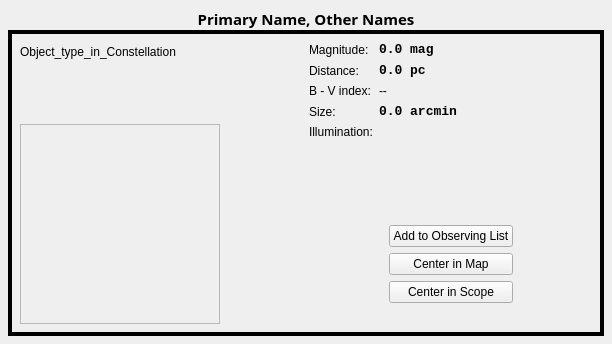
KDE/kstars, file kstars/dialogs/details_data.ui: the form before one commit.
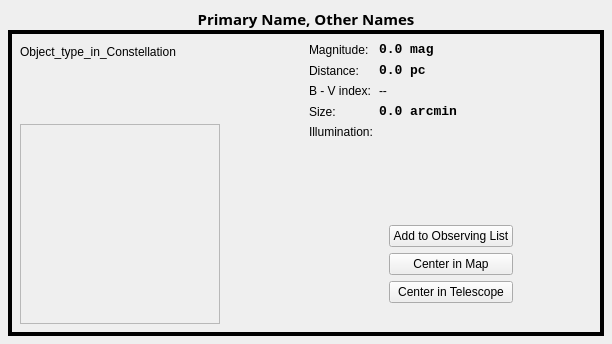
The form after the commit. Custom widgets are drawn as their Qt base class.

Commit message: Fix button label as requested by Jaap Woldringh

What changed in the file:
```diff
--- a/kstars/dialogs/details_data.ui
+++ b/kstars/dialogs/details_data.ui
@@ -381,7 +381,7 @@
             <item>
              <widget class="QPushButton" name="ScopeButton">
               <property name="text">
-               <string>Center in Scope</string>
+               <string>Center in Telescope</string>
               </property>
              </widget>
             </item>
```
